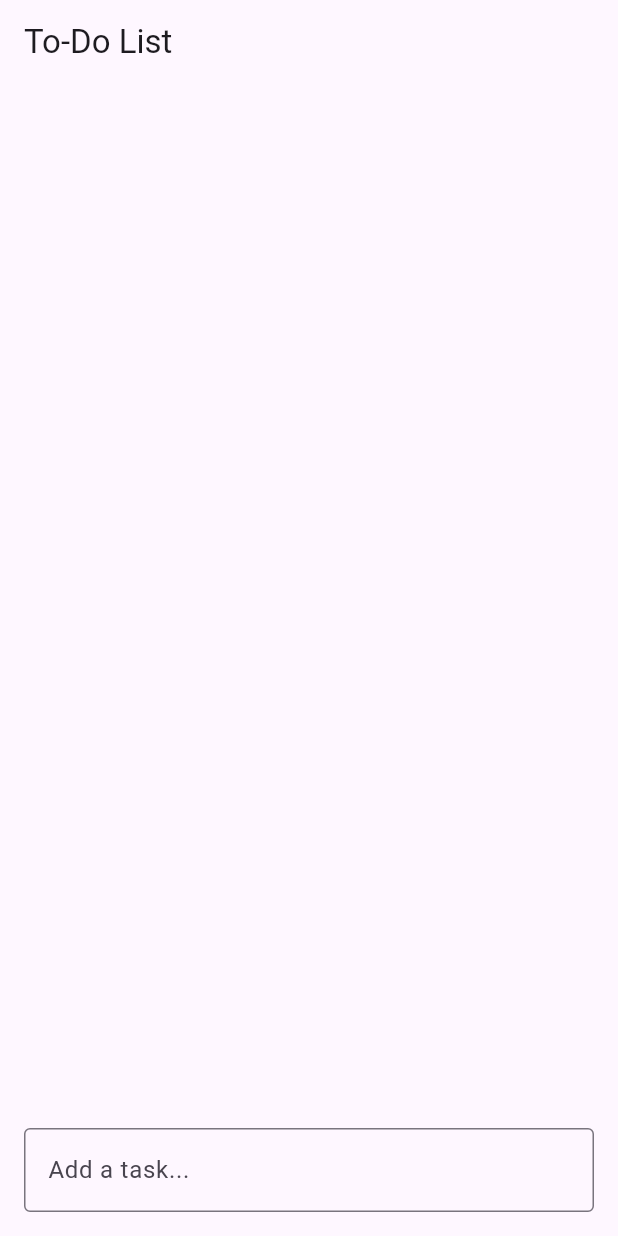
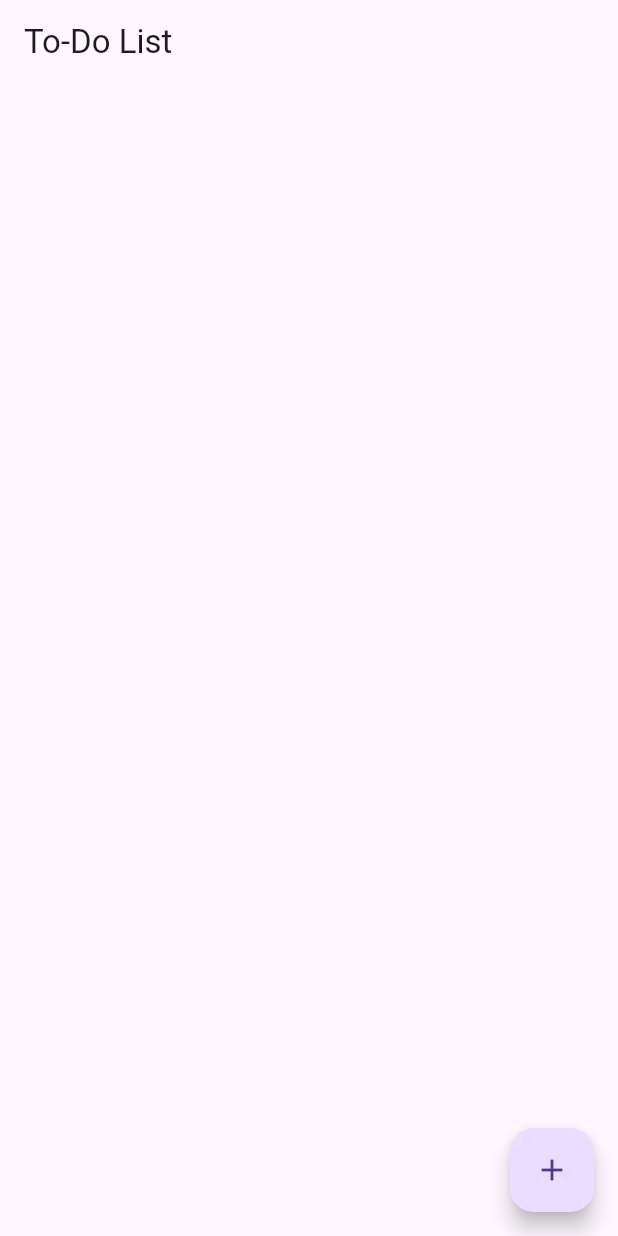
Before and after one commit to RunnerOnFoot/todo_list_bloc, a Flutter app: the screen it shows after launch, on a phone screen of 412 x 824 dp. Run offline on Flutter 3.47's test engine with Material 3 defaults, Android fonts, the phone set to English and light mode, and no system bars; our stand-ins replace equatable, flutter_bloc.

Commit message:
Refactor to TaskBloc with events and states
- Replaces `TaskCubit` with `TaskBloc` to manage task operations.
- Introduces `TaskEvent` with `AddTask`, `ToggleTask`, and `DeleteTask` events.
- Implements `TaskState` to hold the list of tasks.
- Moves `copyWith` to `toggleDone` in the `Task` model for efficient task status updates.
- Removes text field in favor of floating button to add tasks.
- Updates `TaskScreen` to use `TaskBloc` with new events and state.

```diff
--- /dev/null
+++ b/lib/blocs/task_event.dart
@@ -0,0 +1,34 @@
+import 'package:equatable/equatable.dart';
+import 'package:to_do_list_bloc/models/task.dart';
+
+abstract class TaskEvent extends Equatable {
+  @override
+  List<Object?> get props => [];
+}
+
+class AddTask extends TaskEvent {
+  final Task task;
+
+  AddTask(this.task);
+
+  @override
+  List<Object?> get props => [task];
+}
+
+class ToggleTask extends TaskEvent {
+  final int index;
+
+  ToggleTask(this.index);
+
+  @override
+  List<Object?> get props => [index];
+}
+
+class DeleteTask extends TaskEvent {
+  final int index;
+
+  DeleteTask(this.index);
+
+  @override
+  List<Object?> get props => [index];
+}
--- /dev/null
+++ b/lib/blocs/task_state.dart
@@ -0,0 +1,11 @@
+import 'package:to_do_list_bloc/models/task.dart';
+import 'package:equatable/equatable.dart';
+
+class TaskState extends Equatable {
+  final List<Task> tasks;
+
+  const TaskState({this.tasks = const []});
+
+  @override
+  List<Object?> get props => [tasks];
+}
--- a/lib/cubits/task_cubit.dart
+++ /dev/null
@@ -1,24 +0,0 @@
-import 'package:flutter_bloc/flutter_bloc.dart';
-import 'package:to_do_list_bloc/models/task.dart';
-
-class TaskCubit extends Cubit<List<Task>> {
-  TaskCubit() : super([]);
-
-  void addTask(Task task) {
-    if (task.name.trim().isEmpty) return;
-    final newState = List<Task>.from(state)..add(task);
-    emit(newState);
-  }
-
-  void toggleTask(int index) {
-    final task = state[index];
-    final updatedTask = task.copyWith(isDone: !task.isDone);
-    final newState = List<Task>.from(state)..[index] = updatedTask;
-    emit(newState);
-  }
-
-  void deleteTask(int index) {
-    final newState = List<Task>.from(state)..removeAt(index);
-    emit(newState);
-  }
-}
--- a/lib/main.dart
+++ b/lib/main.dart
@@ -1,7 +1,7 @@
 import 'package:flutter/material.dart';
 import 'package:flutter_bloc/flutter_bloc.dart';
-import 'package:to_do_list_bloc/cubits/task_cubit.dart';
-import 'package:to_do_list_bloc/screens/task_screen.dart';
+import 'screens/task_screen.dart';
+import 'blocs/task_bloc.dart';
 
 void main() {
   runApp(MyApp());
@@ -12,14 +12,13 @@ class MyApp extends StatelessWidget {
 
   @override
   Widget build(BuildContext context) {
-    return MaterialApp(
-      debugShowCheckedModeBanner: false,
-      title: 'To-Do List',
-      theme: ThemeData(
-        primarySwatch: Colors.blue,
-        visualDensity: VisualDensity.adaptivePlatformDensity,
+    return BlocProvider(
+      create: (context) => TaskBloc(),
+      child: MaterialApp(
+        debugShowCheckedModeBanner: false,
+        title: 'To-Do List',
+        home: TaskScreen(),
       ),
-      home: BlocProvider(create: (context) => TaskCubit(), child: TaskScreen()),
     );
   }
 }
--- a/lib/models/task.dart
+++ b/lib/models/task.dart
@@ -1,10 +1,14 @@
 class Task {
   final String name;
-  bool isDone;
+  final bool isDone;
 
   Task({required this.name, this.isDone = false});
 
   Task copyWith({String? name, bool? isDone}) {
     return Task(name: name ?? this.name, isDone: isDone ?? this.isDone);
   }
+
+  Task toggleDone() {
+    return copyWith(isDone: !isDone);
+  }
 }
--- a/lib/screens/task_screen.dart
+++ b/lib/screens/task_screen.dart
@@ -1,36 +1,37 @@
 import 'package:flutter/material.dart';
 import 'package:flutter_bloc/flutter_bloc.dart';
-import 'package:to_do_list_bloc/cubits/task_cubit.dart';
-import 'package:to_do_list_bloc/models/task.dart';
+import '../blocs/task_bloc.dart';
+import '../blocs/task_event.dart';
+import '../blocs/task_state.dart';
+import '../models/task.dart';
 
 class TaskScreen extends StatelessWidget {
   const TaskScreen({super.key});
 
   @override
   Widget build(BuildContext context) {
-    final taskCubit = context.read<TaskCubit>();
-    final TextEditingController taskController = TextEditingController();
+    final taskBloc = context.read<TaskBloc>();
+
     return Scaffold(
       appBar: AppBar(title: const Text('To-Do List')),
-      body: Column(
-        children: [
-          Expanded(
-            child: BlocBuilder<TaskCubit, List<Task>>(
-              builder: (context, tasks) {
+      body: BlocBuilder<TaskBloc, TaskState>(
+        builder: (context, state) {
           return ListView.builder(
-                  itemCount: tasks.length,
+            itemCount: state.tasks.length,
             itemBuilder: (context, index) {
+              final task = state.tasks[index];
               return ListTile(
                 onLongPress: () {
-                        taskCubit.deleteTask(index);
+                  taskBloc.add(DeleteTask(index));
                 },
-                      title: Text(tasks[index].name),
+                title: Text(task.name),
                 trailing: IconButton(
                   onPressed: () {
-                          taskCubit.toggleTask(index);
+                    taskBloc.add(ToggleTask(index));
                   },
+
                   icon: Icon(
-                          tasks[index].isDone
+                    task.isDone
                         ? Icons.check_box
                         : Icons.check_box_outline_blank,
                   ),
@@ -40,22 +41,11 @@ class TaskScreen extends StatelessWidget {
           );
         },
       ),
-          ),
-          Padding(
-            padding: const EdgeInsets.all(16.0),
-            child: TextField(
-              controller: taskController,
-              onSubmitted: (taskName) {
-                taskCubit.addTask(Task(name: taskName));
-                taskController.clear();
+      floatingActionButton: FloatingActionButton(
+        onPressed: () {
+          taskBloc.add(AddTask(Task(name: 'New Task')));
         },
-              decoration: const InputDecoration(
-                hintText: 'Add a task...',
-                border: OutlineInputBorder(),
-              ),
-            ),
-          ),
-        ],
+        child: const Icon(Icons.add),
       ),
     );
   }
```
Also changed, not shown: lib/blocs/task_bloc.dart (added, +24 -0 lines). Lines whose indentation alone changed are shown as unchanged.
